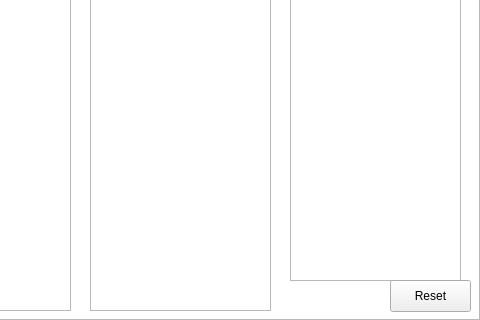
Before: the Qt Designer form GUI/mainwindow.ui in foxe2/CAPP-Reporter, drawn with Qt 5; both pictures show x 320 to 800 and y 280 to 600 of the 800 by 600 pixel window.
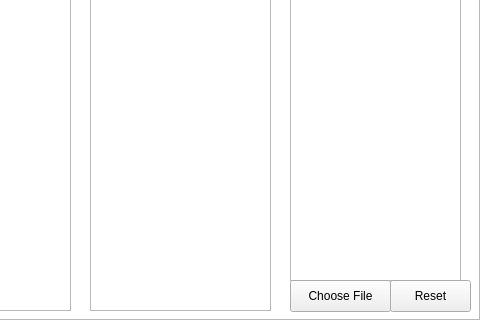
After: the same form once the commit is applied.

Commit message: Added read from file button

Diff of the .ui file:
```diff
--- a/GUI/mainwindow.ui
+++ b/GUI/mainwindow.ui
@@ -129,7 +129,7 @@
      <bool>false</bool>
     </property>
    </widget>
-   <widget class="QWidget" name="">
+   <widget class="QWidget" name="layoutWidget">
     <property name="geometry">
      <rect>
       <x>610</x>
@@ -223,7 +223,7 @@
      </item>
     </layout>
    </widget>
-   <widget class="QWidget" name="">
+   <widget class="QWidget" name="layoutWidget">
     <property name="geometry">
      <rect>
       <x>20</x>
@@ -262,18 +262,27 @@
      </item>
     </layout>
    </widget>
+   <widget class="QPushButton" name="readFromFile">
+    <property name="geometry">
+     <rect>
+      <x>610</x>
+      <y>560</y>
+      <width>101</width>
+      <height>32</height>
+     </rect>
+    </property>
+    <property name="text">
+     <string>Choose File</string>
+    </property>
+   </widget>
+   <zorder>layoutWidget</zorder>
+   <zorder>layoutWidget</zorder>
    <zorder>graphicsView</zorder>
-   <zorder>primaryMajor</zorder>
-   <zorder>secondaryMajor</zorder>
    <zorder>mainText</zorder>
    <zorder>hassText</zorder>
-   <zorder>courseMajor</zorder>
-   <zorder>courseNumber</zorder>
    <zorder>currentCourses</zorder>
    <zorder>resetButton</zorder>
-   <zorder>addClassButton</zorder>
-   <zorder>removeClassButton</zorder>
-   <zorder>toggleTentaive</zorder>
+   <zorder>readFromFile</zorder>
   </widget>
  </widget>
  <layoutdefault spacing="6" margin="11"/>
```
The commit also changes 1 other file.
